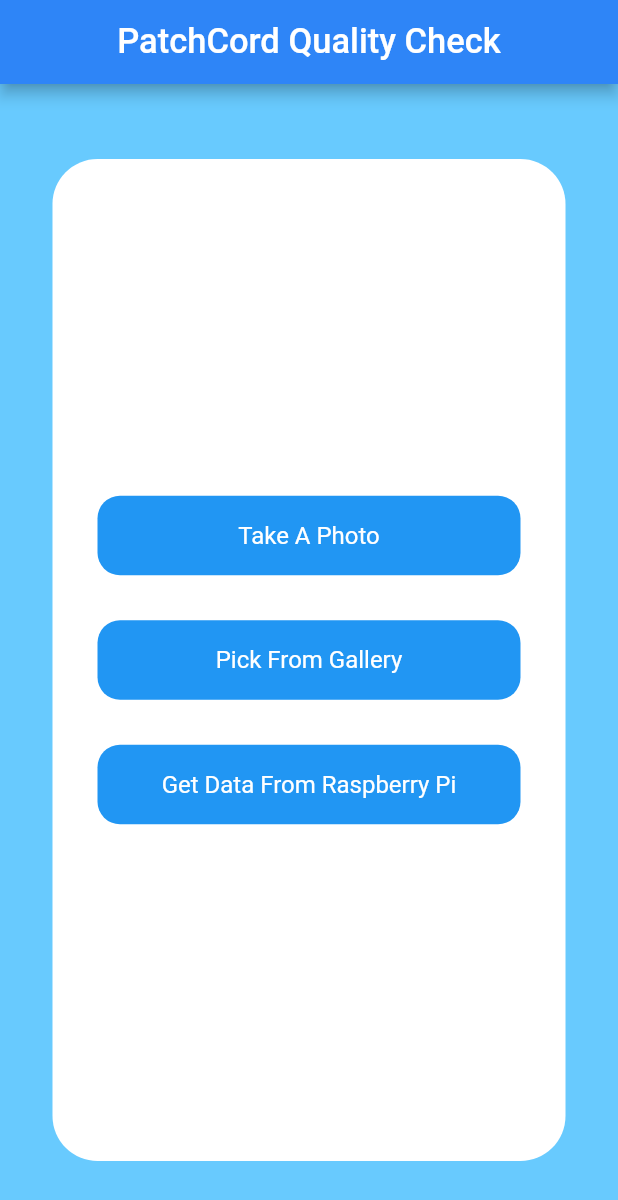
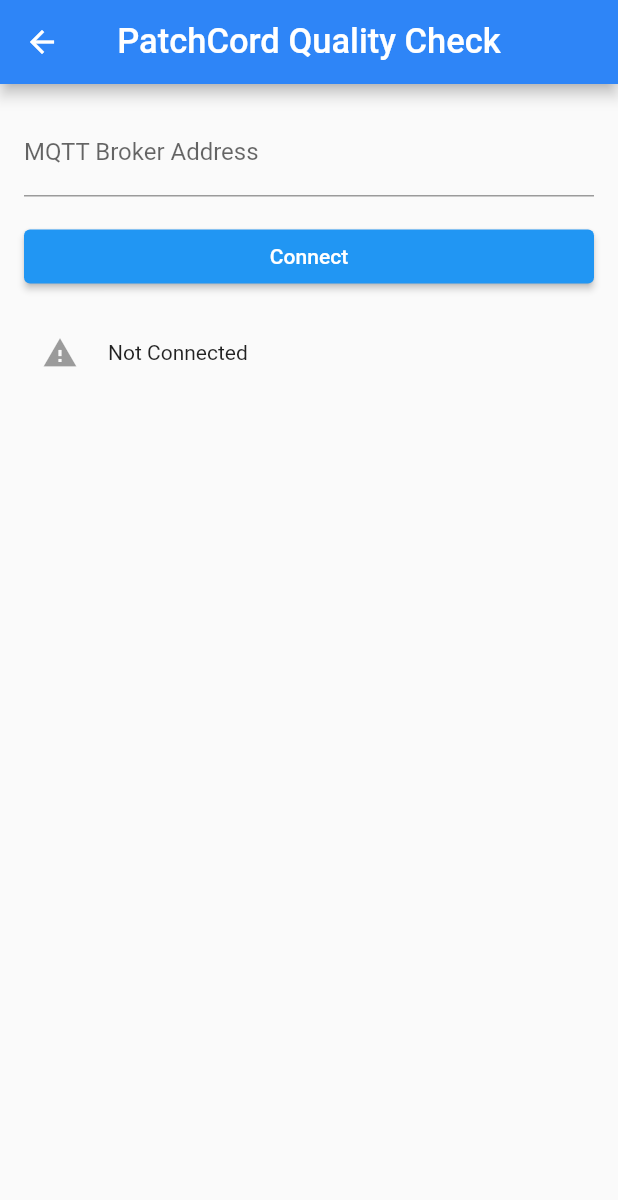
Before and after one commit to medbh95/patchcord_qualitycheck, a Flutter app: the screen it shows after launch, after a tap on "Get Data From Raspberry Pi", on a phone screen of 412 x 824 dp. Shown: the top 1200 px of the screen. Run offline on Flutter 3.47's test engine with Material 2 defaults, Android fonts, the phone set to English and light mode, and no system bars; our stand-ins replace image_picker; missing offline and left inert: mqtt_client, tflite; statements that could not run were skipped.

```diff
--- a/lib/home.dart
+++ b/lib/home.dart
@@ -1,5 +1,6 @@
 import 'dart:io';
 import 'package:flutter/material.dart';
+import 'package:patchcord_qualitycheck/raspberry_mqtt.dart';
 import 'package:tflite/tflite.dart';
 import 'package:image_picker/image_picker.dart';
 
@@ -178,7 +179,12 @@
                     ),
                     SizedBox(height: 30),
                     GestureDetector(
-                      onTap: pickGalleryImage,
+                      onTap: () {
+                        Navigator.push(
+                            context,
+                            MaterialPageRoute(
+                                builder: (context) => const RaspberryMQTT()));
+                      },
                       child: Container(
                         width: MediaQuery.of(context).size.width - 100,
                         alignment: Alignment.center,
--- /dev/null
+++ b/lib/mqtt_manager.dart
@@ -0,0 +1,68 @@
+import 'dart:io';
+
+import 'package:mqtt_client/mqtt_client.dart';
+import 'package:mqtt_client/mqtt_server_client.dart';
+
+class MQTTClientManager {
+  MqttServerClient client =
+      MqttServerClient.withPort('192.168.8.105', 'mobile_client', 1883);
+
+  Future<int> connect() async {
+    client.logging(on: true);
+    client.keepAlivePeriod = 60;
+    client.onConnected = onConnected;
+    client.onDisconnected = onDisconnected;
+    client.onSubscribed = onSubscribed;
+    client.pongCallback = pong;
+
+    final connMessage =
+        MqttConnectMessage().startClean().withWillQos(MqttQos.atLeastOnce);
+    client.connectionMessage = connMessage;
+
+    try {
+      await client.connect();
+    } on NoConnectionException catch (e) {
+      print('MQTTClient::Client exception - $e');
+      client.disconnect();
+    } on SocketException catch (e) {
+      print('MQTTClient::Socket exception - $e');
+      client.disconnect();
+    }
+
+    return 0;
+  }
+
+  void disconnect() {
+    client.disconnect();
+  }
+
+  void subscribe(String topic) {
+    client.subscribe(topic, MqttQos.atLeastOnce);
+  }
+
+  void onConnected() {
+    print('MQTTClient::Connected');
+  }
+
+  void onDisconnected() {
+    print('MQTTClient::Disconnected');
+  }
+
+  void onSubscribed(String topic) {
+    print('MQTTClient::Subscribed to topic: $topic');
+  }
+
+  void pong() {
+    print('MQTTClient::Ping response received');
+  }
+
+  void publishMessage(String topic, String message) {
+    final builder = MqttClientPayloadBuilder();
+    builder.addString(message);
+    client.publishMessage(topic, MqttQos.exactlyOnce, builder.payload!);
+  }
+
+  Stream<List<MqttReceivedMessage<MqttMessage>>>? getMessagesStream() {
+    return client.updates;
+  }
+}
--- a/lib/raspberry_mqtt.dart
+++ b/lib/raspberry_mqtt.dart
@@ -0,0 +1,131 @@
+import 'dart:convert';
+import 'dart:io';
+import 'package:flutter/material.dart';
+import 'package:mqtt_client/mqtt_client.dart';
+import 'package:mqtt_client/mqtt_server_client.dart';
+
+import 'mqtt_manager.dart';
+
+class RaspberryMQTT extends StatefulWidget {
+  const RaspberryMQTT({super.key});
+
+  @override
+  State<RaspberryMQTT> createState() => _RaspberryMQTTState();
+}
+
+class _RaspberryMQTTState extends State<RaspberryMQTT> {
+  String myText = '';
+
+  final mqttClient = MqttClient('broker.mqtt.com', '');
+  MQTTClientManager mqttClientManager = MQTTClientManager();
+  final String pubTopic = "mqtt/pimylifeup";
+  final brokerAddressController = TextEditingController();
+
+  IconData connectionStatusIcon = Icons.warning;
+  String connectionStatusText = 'Not Connected';
+  @override
+  void initState() {
+    setupMqttClient();
+    setupUpdatesListener();
+    super.initState();
+  }
+
+  Future<void> setupMqttClient() async {
+    await mqttClientManager.connect();
+    mqttClientManager.subscribe(pubTopic);
+  }
+
+  void setupUpdatesListener() {
+    mqttClientManager
+        .getMessagesStream()!
+        .listen((List<MqttReceivedMessage<MqttMessage?>>? c) {
+      final recMess = c![0].payload as MqttPublishMessage;
+      final pt =
+          MqttPublishPayload.bytesToStringAsString(recMess.payload.message);
+      print('MQTTClient::Message received on topic: <${c[0].topic}> is $pt\n');
+    });
+  }
+
+  @override
+  Widget build(BuildContext context) {
+    return Scaffold(
+      appBar: AppBar(
+        backgroundColor: Color.fromRGBO(46, 133, 247, 1),
+        centerTitle: true,
+        title: Text(
+          'PatchCord Quality Check',
+          style: TextStyle(
+            color: Colors.white,
+            fontWeight: FontWeight.w500,
+            fontSize: 23,
+          ),
+        ),
+      ),
+      body: Padding(
+        padding: const EdgeInsets.all(16.0),
+        child: Column(
+          crossAxisAlignment: CrossAxisAlignment.stretch,
+          children: [
+            TextField(
+              controller: brokerAddressController,
+              decoration: InputDecoration(
+                labelText: 'MQTT Broker Address',
+              ),
+            ),
+            SizedBox(height: 16.0),
+            ElevatedButton(
+              child: Text('Connect'),
+              onPressed: () async {
+                final brokerAddress = brokerAddressController.text;
+
+                if (brokerAddress.isEmpty) {
+                  setState(() {
+                    connectionStatusIcon = Icons.error;
+                    connectionStatusText =
+                        'Please enter the MQTT broker address.';
+                  });
+                  return;
+                }
+
+                mqttClient.disconnect();
+
+                try {
+                  await mqttClient.connect(brokerAddress, '');
+                  mqttClient.subscribe('mqtt/pimylifeup', MqttQos.exactlyOnce);
+                  setState(() {
+                    connectionStatusIcon = Icons.check_circle;
+                    connectionStatusText = 'Connected';
+                  });
+                  print('Connected');
+                } catch (e) {
+                  setState(() {
+                    connectionStatusIcon = Icons.error;
+                    connectionStatusText = 'Error: $e';
+                  });
+                  print('Error: $e');
+                }
+              },
+            ),
+            SizedBox(height: 16.0),
+            Row(
+              children: [
+                IconButton(
+                  icon: Icon(connectionStatusIcon),
+                  onPressed: null,
+                ),
+                SizedBox(width: 8.0),
+                Text(connectionStatusText),
+              ],
+            ),
+            SizedBox(height: 16.0),
+            Expanded(
+              child: Center(
+                child: Text(myText),
+              ),
+            ),
+          ],
+        ),
+      ),
+    );
+  }
+}
--- a/pubspec.yaml
+++ b/pubspec.yaml
@@ -3,7 +3,7 @@
 
 # The following line prevents the package from being accidentally published to
 # pub.dev using `flutter pub publish`. This is preferred for private packages.
-publish_to: 'none' # Remove this line if you wish to publish to pub.dev
+publish_to: "none" # Remove this line if you wish to publish to pub.dev
 
 # The following defines the version and build number for your application.
 # A version number is three numbers separated by dots, like 1.2.43
@@ -31,7 +31,7 @@
     sdk: flutter
   tflite: ^1.1.2
   image_picker: ^0.8.3+2
-
+  mqtt_client: ^9.8.1
   # The following adds the Cupertino Icons font to your application.
   # Use with the CupertinoIcons class for iOS style icons.
   cupertino_icons: ^1.0.2
@@ -52,7 +52,6 @@
 
 # The following section is specific to Flutter packages.
 flutter:
-
   # The following line ensures that the Material Icons font is
   # included with your application, so that you can use the icons in
   # the material Icons class.
```
Also changed, not shown: pubspec.lock.
